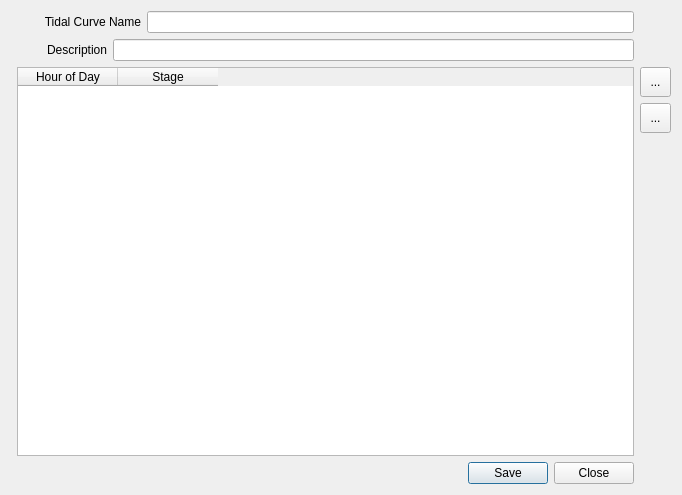
FLO-2DSoftware/qgis-flo-2d-plugin, file flo2d/ui/storm_drain_outfall_tidal_curve.ui: the form before one commit.
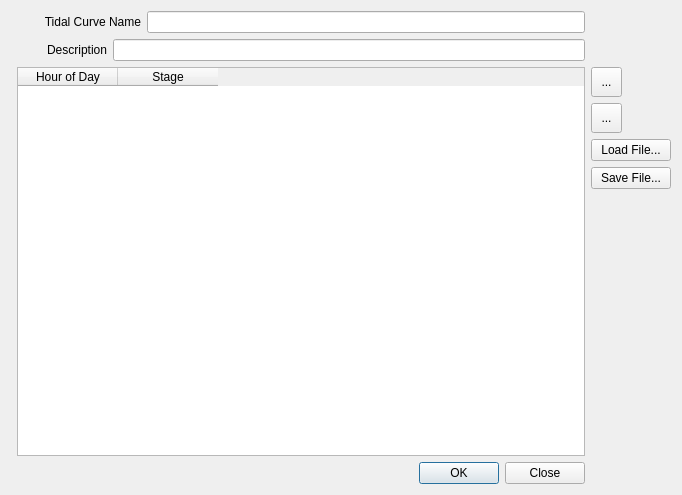
The form after the commit. Icons and pictures are not drawn.

Commit message: Outfalls tidal dialog: save table to file

The edit to the form file:
```diff
--- a/flo2d/ui/storm_drain_outfall_tidal_curve.ui
+++ b/flo2d/ui/storm_drain_outfall_tidal_curve.ui
@@ -292,6 +292,20 @@
        </property>
       </widget>
      </item>
+     <item>
+      <widget class="QPushButton" name="load_tidal_btn">
+       <property name="text">
+        <string>Load File...</string>
+       </property>
+      </widget>
+     </item>
+     <item>
+      <widget class="QPushButton" name="save_tidal_btn">
+       <property name="text">
+        <string>Save File...</string>
+       </property>
+      </widget>
+     </item>
      <item>
       <spacer name="verticalSpacer_6">
        <property name="orientation">
@@ -313,7 +327,7 @@
       <enum>Qt::Horizontal</enum>
      </property>
      <property name="standardButtons">
-      <set>QDialogButtonBox::Close|QDialogButtonBox::Save</set>
+      <set>QDialogButtonBox::Close|QDialogButtonBox::Ok</set>
      </property>
     </widget>
    </item>
```
Left out of the diff: 144 changed lines with no effect on the pictures. The commit also changes 1 other file.
